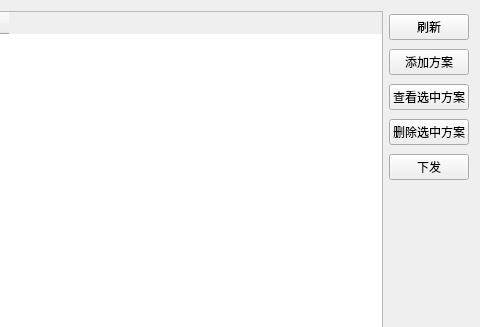
First picture: the form in UI_Check.ui, repository qwerttqq95/698_Special, before the edit; both pictures show x 103 to 583 and y 0 to 327 of the 583 by 449 pixel window.
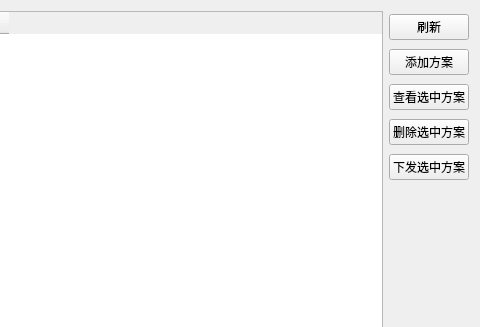
Second picture: the form after the edit.

Patch:
```diff
--- a/UI_Check.ui
+++ b/UI_Check.ui
@@ -74,7 +74,7 @@
      <item>
       <widget class="QPushButton" name="pushButton">
        <property name="text">
-        <string>下发</string>
+        <string>下发选中方案</string>
        </property>
       </widget>
      </item>
```
